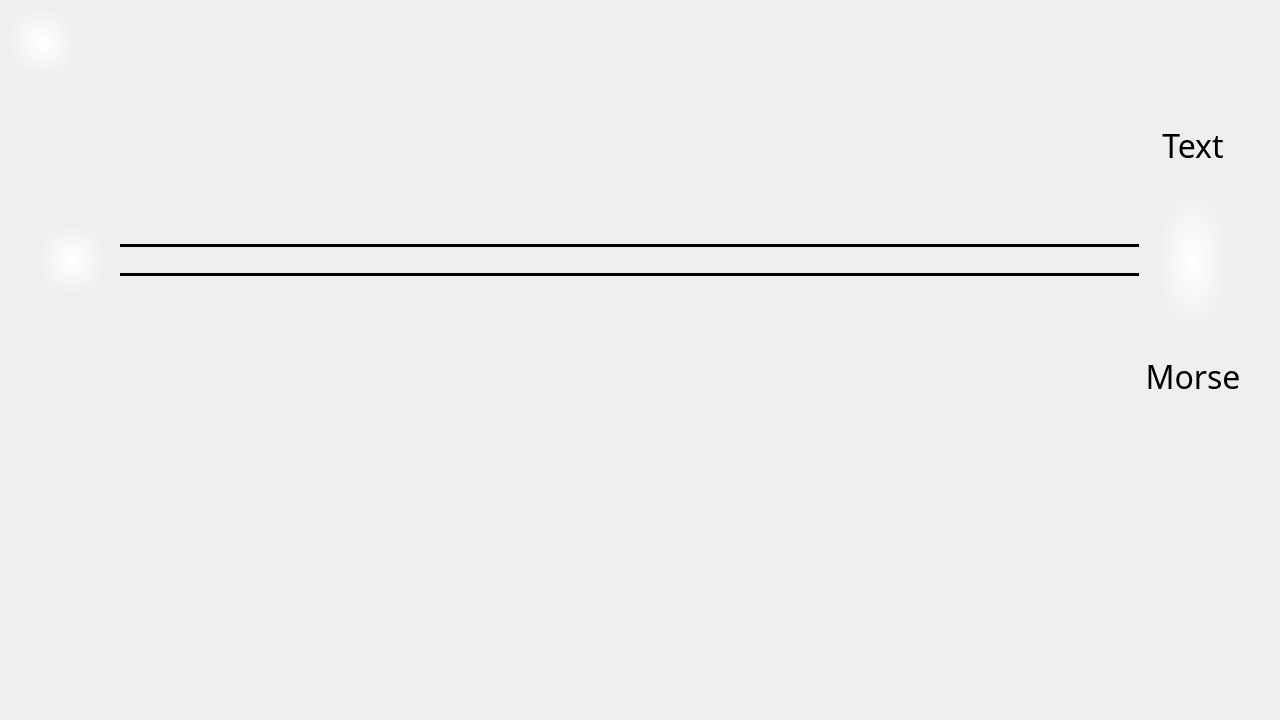
The window that MorseCodeLearner/translatorwindow.ui (UofU-CS3505/cs3505-assignment9-the_tigers) describes before a commit, drawn with Qt 5.
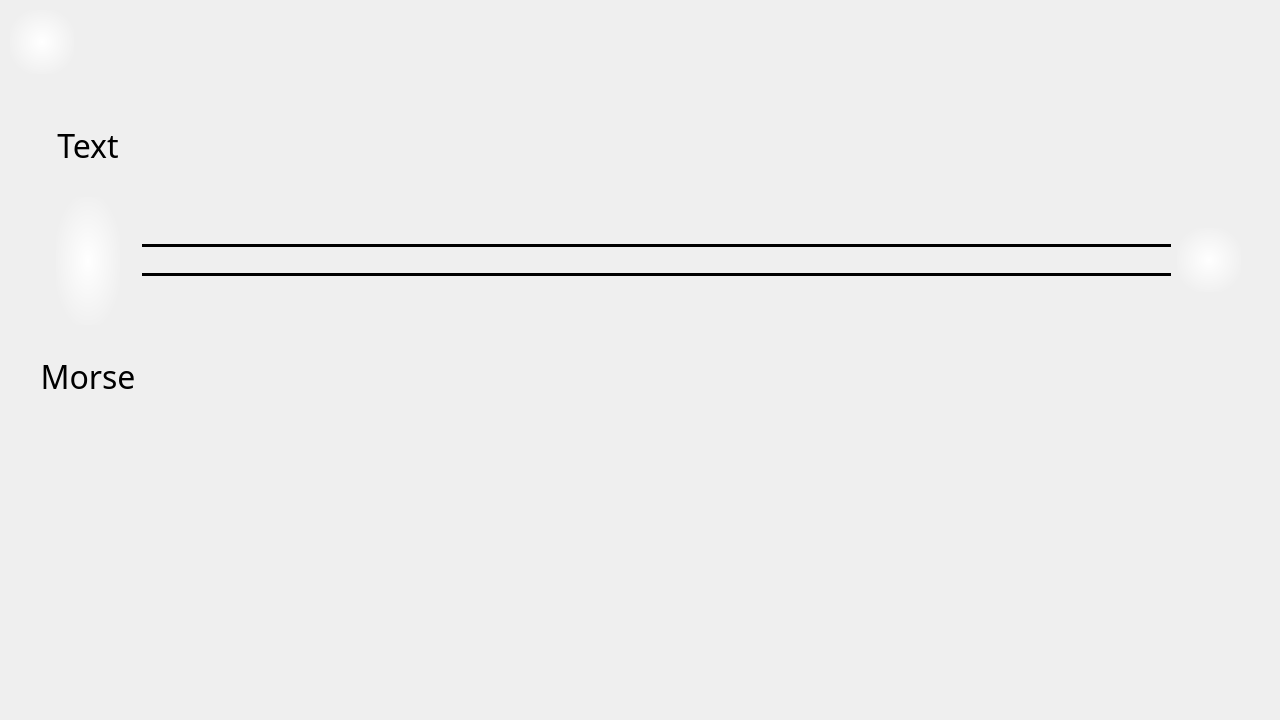
The same window after the commit.

Commit message: Added background images

What changed in the file:
```diff
--- a/MorseCodeLearner/translatorwindow.ui
+++ b/MorseCodeLearner/translatorwindow.ui
@@ -37,7 +37,7 @@
     <string/>
    </property>
   </widget>
-  <widget class="QWidget" name="">
+  <widget class="QWidget" name="layoutWidget">
    <property name="geometry">
     <rect>
      <x>40</x>
@@ -51,22 +51,67 @@
      <enum>QLayout::SizeConstraint::SetMinimumSize</enum>
     </property>
     <item>
-     <widget class="QPushButton" name="audioPlayButton">
+     <layout class="QVBoxLayout" name="verticalLayout_2">
+      <property name="sizeConstraint">
+       <enum>QLayout::SizeConstraint::SetNoConstraint</enum>
+      </property>
+      <item>
+       <widget class="QLabel" name="outputLabel">
+        <property name="sizePolicy">
+         <sizepolicy hsizetype="Minimum" vsizetype="Preferred">
+          <horstretch>0</horstretch>
+          <verstretch>0</verstretch>
+         </sizepolicy>
+        </property>
+        <property name="minimumSize">
+         <size>
+          <width>96</width>
+          <height>0</height>
+         </size>
+        </property>
+        <property name="font">
+         <font>
+          <family>Scheherazade</family>
+          <pointsize>24</pointsize>
+         </font>
+        </property>
+        <property name="text">
+         <string>Text</string>
+        </property>
+        <property name="alignment">
+         <set>Qt::AlignmentFlag::AlignCenter</set>
+        </property>
+       </widget>
+      </item>
+      <item alignment="Qt::AlignmentFlag::AlignHCenter">
+       <widget class="QPushButton" name="swapButton">
+        <property name="enabled">
+         <bool>true</bool>
+        </property>
+        <property name="sizePolicy">
+         <sizepolicy hsizetype="Minimum" vsizetype="Minimum">
+          <horstretch>0</horstretch>
+          <verstretch>0</verstretch>
+         </sizepolicy>
+        </property>
       <property name="minimumSize">
        <size>
         <width>64</width>
-        <height>64</height>
+          <height>128</height>
        </size>
       </property>
       <property name="maximumSize">
        <size>
         <width>64</width>
-        <height>64</height>
+          <height>128</height>
        </size>
       </property>
       <property name="focusPolicy">
        <enum>Qt::FocusPolicy::NoFocus</enum>
       </property>
+        <property name="autoFillBackground">
+         <bool>false</bool>
+        </property>
       <property name="styleSheet">
        <string notr="true">border: none;
 background-color: transparent;
@@ -78,20 +123,32 @@
      </widget>
     </item>
     <item>
-     <spacer name="horizontalSpacer">
-      <property name="orientation">
-       <enum>Qt::Orientation::Horizontal</enum>
-      </property>
-      <property name="sizeType">
-       <enum>QSizePolicy::Policy::Fixed</enum>
-      </property>
-      <property name="sizeHint" stdset="0">
-       <size>
-        <width>10</width>
-        <height>20</height>
-       </size>
-      </property>
-     </spacer>
+       <widget class="QLabel" name="inputLabel">
+        <property name="sizePolicy">
+         <sizepolicy hsizetype="Minimum" vsizetype="Preferred">
+          <horstretch>0</horstretch>
+          <verstretch>0</verstretch>
+         </sizepolicy>
+        </property>
+        <property name="font">
+         <font>
+          <family>Scheherazade</family>
+          <pointsize>24</pointsize>
+          <kerning>true</kerning>
+         </font>
+        </property>
+        <property name="layoutDirection">
+         <enum>Qt::LayoutDirection::LeftToRight</enum>
+        </property>
+        <property name="text">
+         <string>Morse</string>
+        </property>
+        <property name="alignment">
+         <set>Qt::AlignmentFlag::AlignCenter</set>
+        </property>
+       </widget>
+      </item>
+     </layout>
     </item>
     <item>
      <layout class="QVBoxLayout" name="verticalLayout">
@@ -206,67 +263,22 @@
      </layout>
     </item>
     <item>
-     <layout class="QVBoxLayout" name="verticalLayout_2">
-      <property name="sizeConstraint">
-       <enum>QLayout::SizeConstraint::SetNoConstraint</enum>
-      </property>
-      <item>
-       <widget class="QLabel" name="outputLabel">
-        <property name="sizePolicy">
-         <sizepolicy hsizetype="Minimum" vsizetype="Preferred">
-          <horstretch>0</horstretch>
-          <verstretch>0</verstretch>
-         </sizepolicy>
-        </property>
-        <property name="minimumSize">
-         <size>
-          <width>96</width>
-          <height>0</height>
-         </size>
-        </property>
-        <property name="font">
-         <font>
-          <family>Scheherazade</family>
-          <pointsize>24</pointsize>
-         </font>
-        </property>
-        <property name="text">
-         <string>Text</string>
-        </property>
-        <property name="alignment">
-         <set>Qt::AlignmentFlag::AlignCenter</set>
-        </property>
-       </widget>
-      </item>
-      <item alignment="Qt::AlignmentFlag::AlignHCenter">
-       <widget class="QPushButton" name="swapButton">
-        <property name="enabled">
-         <bool>true</bool>
-        </property>
-        <property name="sizePolicy">
-         <sizepolicy hsizetype="Minimum" vsizetype="Minimum">
-          <horstretch>0</horstretch>
-          <verstretch>0</verstretch>
-         </sizepolicy>
-        </property>
+     <widget class="QPushButton" name="audioPlayButton">
         <property name="minimumSize">
          <size>
           <width>64</width>
-          <height>128</height>
+        <height>64</height>
          </size>
         </property>
         <property name="maximumSize">
          <size>
           <width>64</width>
-          <height>128</height>
+        <height>64</height>
          </size>
         </property>
         <property name="focusPolicy">
          <enum>Qt::FocusPolicy::NoFocus</enum>
         </property>
-        <property name="autoFillBackground">
-         <bool>false</bool>
-        </property>
         <property name="styleSheet">
          <string notr="true">border: none;
 background-color: transparent;
@@ -276,34 +288,6 @@
          <string/>
         </property>
        </widget>
-      </item>
-      <item>
-       <widget class="QLabel" name="inputLabel">
-        <property name="sizePolicy">
-         <sizepolicy hsizetype="Minimum" vsizetype="Preferred">
-          <horstretch>0</horstretch>
-          <verstretch>0</verstretch>
-         </sizepolicy>
-        </property>
-        <property name="font">
-         <font>
-          <family>Scheherazade</family>
-          <pointsize>24</pointsize>
-          <kerning>true</kerning>
-         </font>
-        </property>
-        <property name="layoutDirection">
-         <enum>Qt::LayoutDirection::LeftToRight</enum>
-        </property>
-        <property name="text">
-         <string>Morse</string>
-        </property>
-        <property name="alignment">
-         <set>Qt::AlignmentFlag::AlignCenter</set>
-        </property>
-       </widget>
-      </item>
-     </layout>
     </item>
    </layout>
   </widget>
```
Lines whose indentation alone changed are shown as unchanged. The commit also changes 4 other files.
